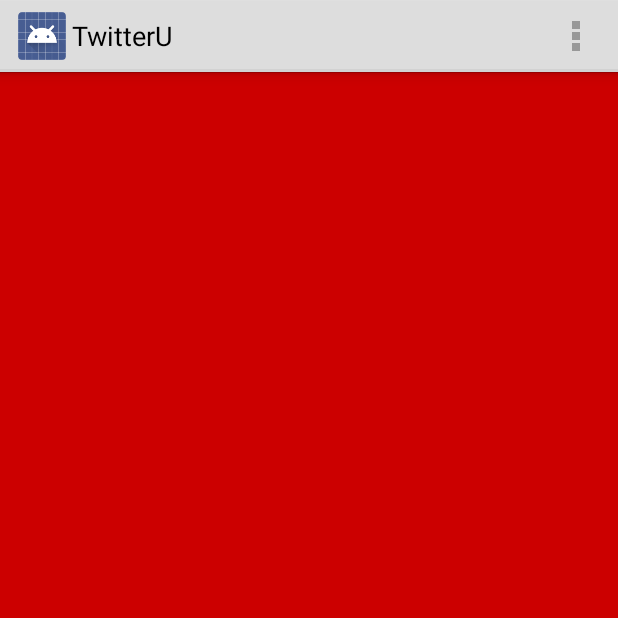
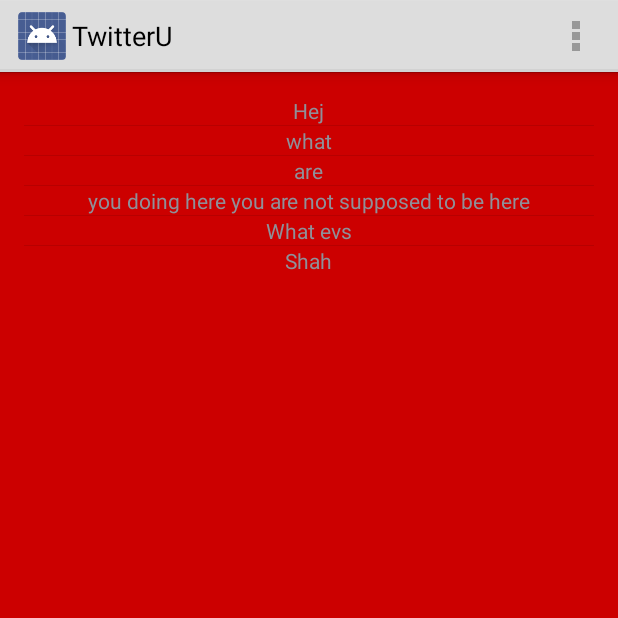
Before and after one commit to c0detupus/twitterU, an Android app: the screen it shows after launch (MainActivity), on a phone screen of 412 x 824 dp, the top half of it. Run offline under Robolectric (Android 15) with nearby library versions, the phone set to English and light mode, and no system bars.

Commit message:
Created list adapter, used in ListFragment uses a dummy list of newly created tweet objects

```diff
--- a/app/src/main/java/com/afk/twitteru/developer/Dummy.java
+++ /dev/null
@@ -1,17 +0,0 @@
-package com.afk.twitteru.developer;
-
-/**
- * Created by c0detupus on 2015-10-16.
- */
-public class Dummy {
-
-    private String name;
-
-    public Dummy(String name) {
-        this.name = name;
-    }
-
-    public String getName() {
-        return name;
-    }
-}
--- /dev/null
+++ b/app/src/main/java/com/afk/twitteru/developer/Tweet.java
@@ -0,0 +1,17 @@
+package com.afk.twitteru.developer;
+
+/**
+ * Created by c0detupus on 2015-10-16.
+ */
+public class Tweet {
+
+    private String tweetData;
+
+    public Tweet(String tweetData) {
+        this.tweetData = tweetData;
+    }
+
+    public String getTweetData() {
+        return tweetData;
+    }
+}
--- /dev/null
+++ b/app/src/main/java/com/afk/twitteru/developer/TweetListAdapter.java
@@ -0,0 +1,71 @@
+package com.afk.twitteru.developer;
+
+import android.content.Context;
+import android.view.LayoutInflater;
+import android.view.View;
+import android.view.ViewGroup;
+import android.widget.BaseAdapter;
+import android.widget.LinearLayout;
+import android.widget.TextView;
+
+import com.afk.twitteru.R;
+
+import java.util.List;
+
+/**
+ * Created by c0detupus on 2015-10-16.
+ */
+public class TweetListAdapter extends BaseAdapter {
+
+    private List<Tweet> tweetList;
+    private LayoutInflater inflater;
+
+
+    public TweetListAdapter(Context context, List<Tweet> tweetList) {
+        inflater = LayoutInflater.from(context);
+        this.tweetList = tweetList;
+
+    }
+
+    @Override
+    public int getCount() {
+        return tweetList.size();
+    }
+
+    @Override
+    public Object getItem(int position) {
+        return tweetList.get(position);
+    }
+
+    @Override
+    public long getItemId(int position) {
+        return 0;
+    }
+
+    @Override
+    public View getView(int position, View convertView, ViewGroup parent) {
+
+
+        LinearLayout linearLayout;
+
+
+        if (convertView == null) {
+            linearLayout = (LinearLayout) inflater.inflate
+                    (R.layout.dummy_row, parent, false);
+        } else {
+            linearLayout = (LinearLayout) convertView;
+        }
+
+        TextView tweetData = (TextView) linearLayout.findViewById(R.id.tweet_data);
+//        ImageView icon = (ImageView)statsLayout.findViewById(R.id.icon);
+//        icon.setBackgroundResource(R.drawable.ic_trophy);
+
+        Tweet current = tweetList.get(position);
+        tweetData.setText(current.getTweetData());
+
+        linearLayout.setTag(position);
+
+
+        return linearLayout;
+    }
+}
--- a/app/src/main/java/com/afk/twitteru/fragments/ListViewFragment.java
+++ b/app/src/main/java/com/afk/twitteru/fragments/ListViewFragment.java
@@ -6,8 +6,14 @@ import android.os.Bundle;
 import android.view.LayoutInflater;
 import android.view.View;
 import android.view.ViewGroup;
+import android.widget.ListView;
 
 import com.afk.twitteru.R;
+import com.afk.twitteru.developer.Tweet;
+import com.afk.twitteru.developer.TweetListAdapter;
+
+import java.util.ArrayList;
+import java.util.List;
 
 
 /**
@@ -15,12 +21,39 @@ import com.afk.twitteru.R;
  */
 public class ListViewFragment extends Fragment {
 
+    private ListView tweetListView;
+
+
     public ListViewFragment() {
     }
 
     @Override
     public View onCreateView(LayoutInflater inflater, ViewGroup container,
                              Bundle savedInstanceState) {
+
+
+
         return inflater.inflate(R.layout.fragment_list_view, container, false);
+
+
+    }
+
+    @Override
+    public void onActivityCreated(Bundle savedInstanceState) {
+        super.onActivityCreated(savedInstanceState);
+
+        tweetListView = (ListView) getActivity().findViewById(R.id.tweetListView);
+
+
+        List<Tweet> tweets = new ArrayList<>();
+        tweets.add(new Tweet("Hej"));
+        tweets.add(new Tweet("what"));
+        tweets.add(new Tweet("are"));
+        tweets.add(new Tweet("you doing here you are not supposed to be here"));
+        tweets.add(new Tweet("What evs"));
+        tweets.add(new Tweet("Shah"));
+
+
+        tweetListView.setAdapter(new TweetListAdapter(getActivity().getApplicationContext(), tweets));
     }
 }
--- /dev/null
+++ b/app/src/main/res/layout/dummy_row.xml
@@ -0,0 +1,15 @@
+<?xml version="1.0" encoding="utf-8"?>
+<LinearLayout xmlns:android="http://schemas.android.com/apk/res/android"
+    android:layout_width="match_parent"
+    android:layout_height="match_parent"
+    android:orientation="vertical">
+
+    <TextView
+
+        android:id="@+id/tweet_data"
+        android:layout_width="wrap_content"
+        android:layout_height="wrap_content"
+        android:layout_gravity="center_horizontal"
+        android:text="Small Text"
+        android:textAppearance="?android:attr/textAppearanceSmall" />
+</LinearLayout>
--- a/app/src/main/res/layout/fragment_list_view.xml
+++ b/app/src/main/res/layout/fragment_list_view.xml
@@ -13,7 +13,7 @@
 
         android:layout_width="wrap_content"
         android:layout_height="wrap_content"
-        android:id="@+id/listView2"
+        android:id="@+id/tweetListView"
         android:layout_centerHorizontal="true" />
 
 </RelativeLayout>
```
Also changed, not shown: 1 other file.
